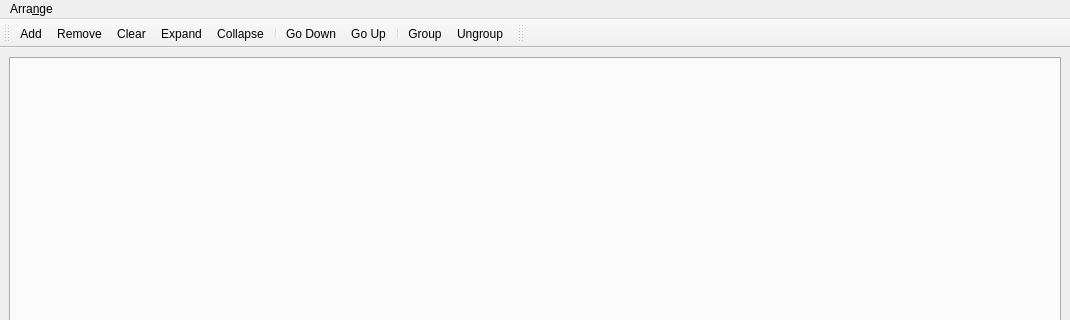
Before: the Qt Designer form python/omtk/qt_widgets/widget_nodegraph/ui/nodegraph_widget.ui in renaudll/omtk, drawn with Qt 5; both pictures show x 0 to 1070 and y 0 to 320 of the 1070 by 536 pixel window.
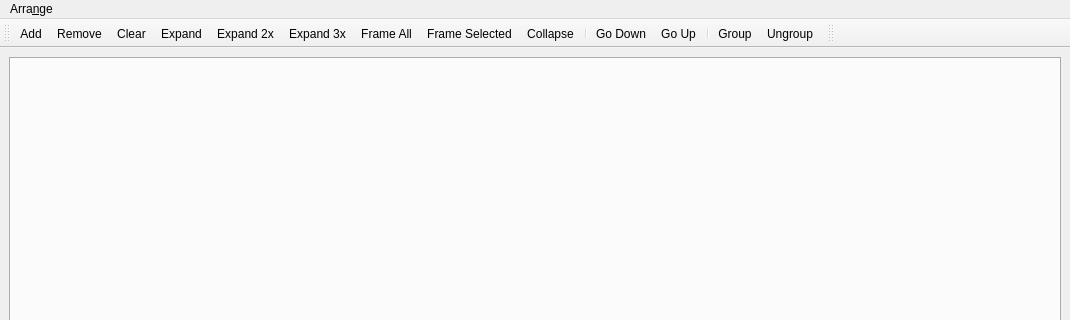
After: the same form once the commit is applied. Custom widgets are drawn as their Qt base class.

```diff
--- a/python/omtk/qt_widgets/widget_nodegraph/ui/nodegraph_widget.ui
+++ b/python/omtk/qt_widgets/widget_nodegraph/ui/nodegraph_widget.ui
@@ -61,6 +61,10 @@
    <addaction name="actionRemove"/>
    <addaction name="actionClear"/>
    <addaction name="actionExpand"/>
+   <addaction name="actionExpandMore"/>
+   <addaction name="actionExpandMoreMore"/>
+   <addaction name="actionFrameAll"/>
+   <addaction name="actionFrameSelected"/>
    <addaction name="actionCollapse"/>
    <addaction name="separator"/>
    <addaction name="actionGoDown"/>
@@ -150,6 +154,26 @@
     <string>Recenter</string>
    </property>
   </action>
+  <action name="actionExpandMore">
+   <property name="text">
+    <string>Expand 2x</string>
+   </property>
+  </action>
+  <action name="actionExpandMoreMore">
+   <property name="text">
+    <string>Expand 3x</string>
+   </property>
+  </action>
+  <action name="actionFrameAll">
+   <property name="text">
+    <string>Frame All</string>
+   </property>
+  </action>
+  <action name="actionFrameSelected">
+   <property name="text">
+    <string>Frame Selected</string>
+   </property>
+  </action>
  </widget>
  <customwidgets>
   <customwidget>
```
Left out of the diff: 2 changed lines with no effect on the pictures.
